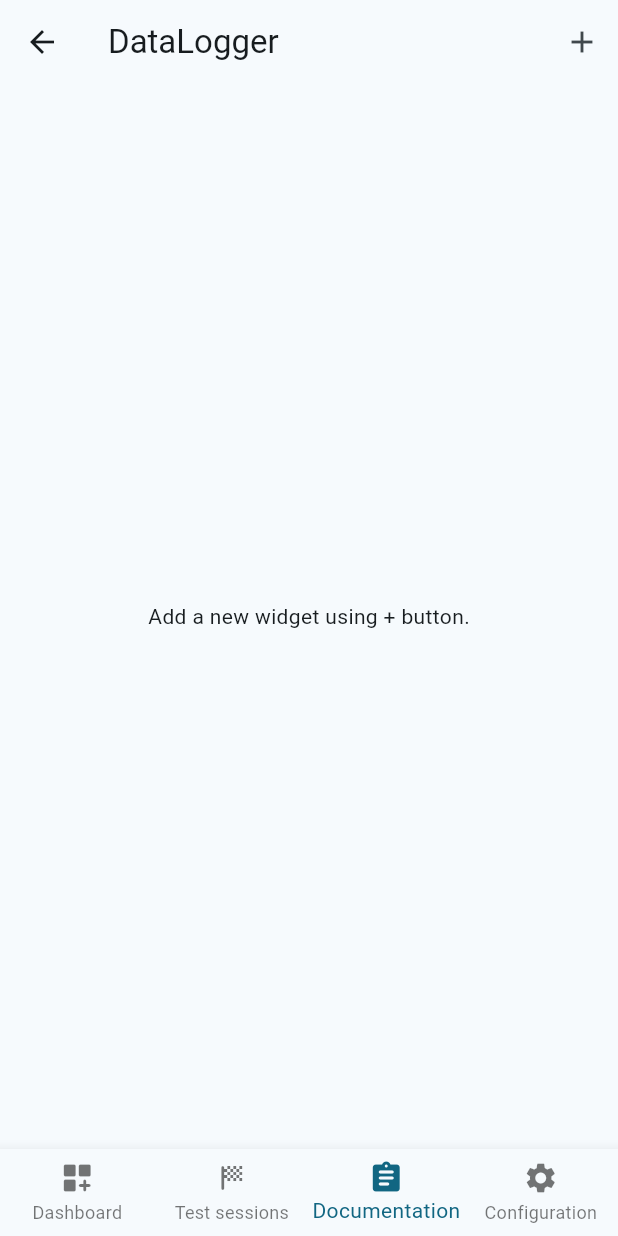
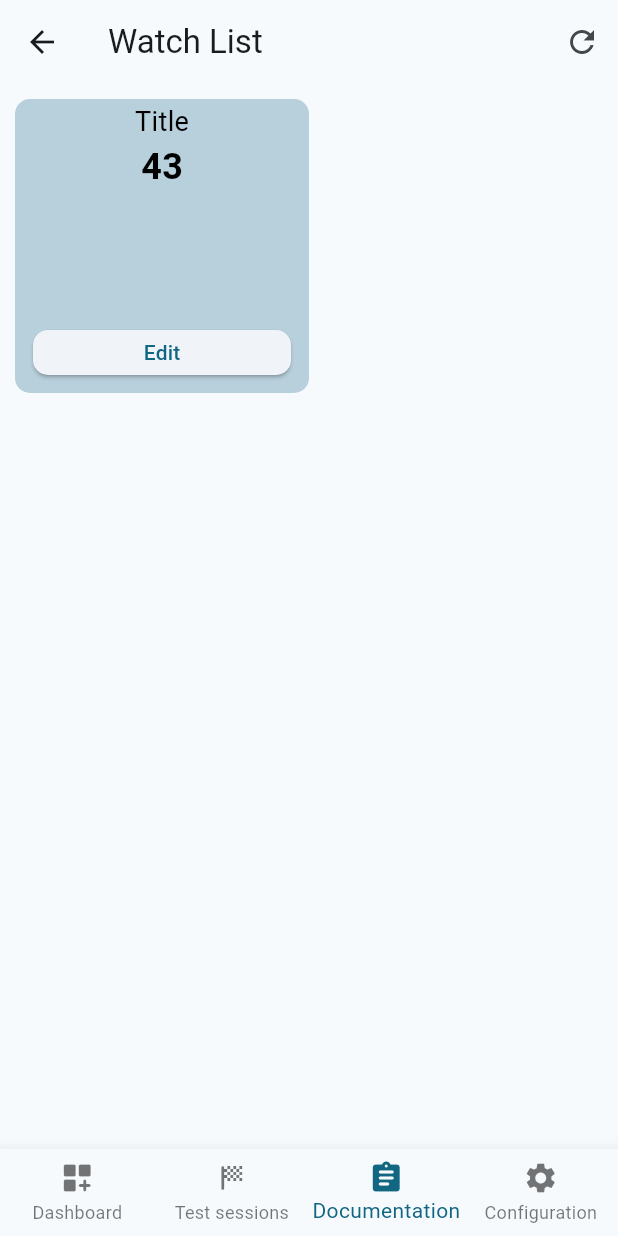
Before and after one commit to SaeedAllGray/RaceTracer, a Flutter app: the HomePage screen opened by its route, item 3 of the bottom bar chosen, on a phone screen of 412 x 824 dp. Run offline on Flutter 3.47's test engine with Material 3 defaults, Android fonts, the phone set to English and light mode, and no system bars; our stand-ins replace action_slider, bloc, cached_network_image, dio, equatable, flutter_bloc and 5 more; missing offline and left inert: flutter_appauth, json_view, vania, webview_flutter_android, webview_flutter_wkwebview; accounts and stored records are empty; generated files the repository leaves out were written again; network calls fail; project files that could hold a hidden picture were left out.

Commit message:
Added watchlist page.

```diff
--- a/App/racetracer/lib/src/localization/app_en.arb
+++ b/App/racetracer/lib/src/localization/app_en.arb
@@ -11,6 +11,8 @@
   "topics": "Topics",
   "nodes": "Nodes",
   "more": "more",
+  "edit":"Edit",
+  "done":"Done",
   "publishing": "Publishing",
   "subscribing": "Subscribing",
   "record": "Record",
@@ -51,6 +53,8 @@
   "view_changes_on_gitlab": "View changes on GitLab",
   "update_documentation": "Update Documentation",
   "search": "Search",
-  "signout":"Sign Out"
+  "signout":"Sign Out",
+  "refresh":"refresh",
+  "watchList":"Watch List"
 
 }
--- a/App/racetracer/lib/src/presentation/constants/colors.dart
+++ b/App/racetracer/lib/src/presentation/constants/colors.dart
@@ -8,7 +8,6 @@ class AppColors {
   static const Color primaryPale = Color.fromRGBO(255, 9, 29, 1);
   static const Color white = Colors.white;
   static const Color scaffoldBackgroundColor = Color.fromRGBO(240, 240, 240, 1);
-  static const Color blueGrey = Colors.blueGrey;
   static const Color lightGrey = Color.fromRGBO(215, 215, 215, 1);
   static const Color warning = Colors.redAccent;
   static const Color newChanges = Colors.lightGreen;
--- a/App/racetracer/lib/src/presentation/constants/fonts.dart
+++ b/App/racetracer/lib/src/presentation/constants/fonts.dart
@@ -61,7 +61,7 @@ class FontStyles {
     fontWeight: FontWeight.w500,
   );
   static const GRAY_MEDIUM_16 = TextStyle(
-    color: AppColors.blueGrey,
+    color: AppColors.primary,
     fontSize: 16.0,
     fontWeight: FontWeight.w500,
   );
--- a/App/racetracer/lib/src/presentation/features/test_session/commit_detail_page.dart
+++ b/App/racetracer/lib/src/presentation/features/test_session/commit_detail_page.dart
@@ -227,7 +227,7 @@ class _CommitDetailPageState extends State<CommitDetailPage> {
                               focusedBorder: OutlineInputBorder(
                                 borderRadius: BorderRadius.circular(15),
                                 borderSide: const BorderSide(
-                                  color: AppColors.blueGrey,
+                                  color: AppColors.primary,
                                 ),
                               ),
                               enabledBorder: OutlineInputBorder(
--- a/App/racetracer/lib/src/presentation/features/test_session/new_test_session_page.dart
+++ b/App/racetracer/lib/src/presentation/features/test_session/new_test_session_page.dart
@@ -108,7 +108,7 @@ class _NewTestSessionPageState extends State<NewTestSessionPage> {
                               focusedBorder: OutlineInputBorder(
                                 borderRadius: BorderRadius.circular(10),
                                 borderSide: const BorderSide(
-                                  color: AppColors.blueGrey,
+                                  color: AppColors.primary,
                                 ),
                               ),
                               enabledBorder: OutlineInputBorder(
--- a/App/racetracer/lib/src/presentation/features/topic/widgets/topic_message_bottom_sheet.dart
+++ b/App/racetracer/lib/src/presentation/features/topic/widgets/topic_message_bottom_sheet.dart
@@ -1,3 +1,5 @@
+import 'dart:developer';
+
 import 'package:flutter/foundation.dart';
 import 'package:flutter/material.dart';
 import 'package:flutter_bloc/flutter_bloc.dart';
@@ -42,6 +44,8 @@ class TopicMessageBottomSheet extends StatelessWidget {
                   child: BlocBuilder<RosTopicBloc, RosTopicState>(
                       builder: (context, state) {
                     if (state is RosTopicMessageFetched) {
+                      log(state.message.toString());
+                      log("state.message.toString()");
                       return JsonConfig(
                           data: JsonConfigData(
                               style: const JsonStyleScheme(
--- /dev/null
+++ b/App/racetracer/lib/src/presentation/features/watchlist/watchlist_page.dart
@@ -0,0 +1,36 @@
+import 'package:flutter/foundation.dart';
+import 'package:flutter/material.dart';
+import 'package:flutter/widgets.dart';
+import 'package:racetracer/src/presentation/features/watchlist/widgets/value_widget.dart';
+import 'package:flutter_gen/gen_l10n/app_localizations.dart';
+
+class WatchlistPage extends StatefulWidget {
+  const WatchlistPage({super.key});
+
+  @override
+  State<WatchlistPage> createState() => _WatchlistPageState();
+}
+
+class _WatchlistPageState extends State<WatchlistPage> {
+  @override
+  Widget build(BuildContext context) {
+    return Scaffold(
+      appBar: AppBar(
+        title: Text(AppLocalizations.of(context)!.watchList),
+        actions: [
+          IconButton(onPressed: () {}, icon: const Icon(Icons.refresh))
+        ],
+      ),
+      body: SingleChildScrollView(
+        padding: const EdgeInsets.all(10),
+        child: SizedBox(
+          height: MediaQuery.of(context).size.height,
+          child: GridView.count(
+            crossAxisCount: 2,
+            children: [ValueWidget()],
+          ),
+        ),
+      ),
+    );
+  }
+}
--- /dev/null
+++ b/App/racetracer/lib/src/presentation/features/watchlist/widgets/value_widget.dart
@@ -0,0 +1,51 @@
+import 'package:flutter/foundation.dart';
+import 'package:flutter/material.dart';
+import 'package:flutter/widgets.dart';
+import 'package:racetracer/src/presentation/constants/colors.dart';
+import 'package:racetracer/src/presentation/constants/fonts.dart';
+import 'package:racetracer/src/presentation/features/watchlist/widgets/edit_value_bottom_sheet.dart';
+import 'package:racetracer/src/presentation/widgets/stretched_button.dart';
+import 'package:flutter_gen/gen_l10n/app_localizations.dart';
+
+class ValueWidget extends StatelessWidget {
+  const ValueWidget({super.key});
+
+  @override
+  Widget build(BuildContext context) {
+    return Hero(
+      tag: 'test',
+      child: Container(
+        decoration: BoxDecoration(
+          color: AppColors.bubble,
+          borderRadius: BorderRadius.circular(10),
+        ),
+        padding: const EdgeInsets.all(2),
+        child: Column(
+          children: [
+            const Text(
+              'Title',
+              style: FontStyles.BLACK_REGULAR_18,
+            ),
+            const Text(
+              '43',
+              style: FontStyles.BLACK_BOLD_24,
+            ),
+            const Spacer(),
+            SizedBox(
+              height: 50,
+              child: StretchedButton(
+                onPressed: () => showModalBottomSheet<void>(
+                    isScrollControlled: true,
+                    context: context,
+                    builder: (BuildContext context) {
+                      return const EditValueBottomSheet();
+                    }),
+                child: Text(AppLocalizations.of(context)!.edit),
+              ),
+            ),
+          ],
+        ),
+      ),
+    );
+  }
+}
--- a/App/racetracer/lib/src/presentation/home/home_page.dart
+++ b/App/racetracer/lib/src/presentation/home/home_page.dart
@@ -7,6 +7,7 @@ import 'package:racetracer/src/presentation/features/dashboard/widgets/dashboard
 import 'package:racetracer/src/presentation/features/documentation/documentation_page.dart';
 import 'package:racetracer/src/presentation/features/embed/embed_page.dart';
 import 'package:racetracer/src/presentation/features/test_session/test_sessions_page.dart';
+import 'package:racetracer/src/presentation/features/watchlist/watchlist_page.dart';
 
 class HomePage extends StatefulWidget {
   static const routeName = '/home';
@@ -68,9 +69,9 @@ class _HomePageState extends State<HomePage> {
   List<Widget> getTabs() => <Widget>[
         const DashboardPage(),
         const TestSessionsPage(),
-        const EmbedPage(),
-        const ConfigPage()
-        // const WebViewLogger()
+        const WatchlistPage(),
+        // const ConfigPage()
+        const WebViewLogger()
         // const DocumentationPage(),
       ];
 }
--- a/App/racetracer/lib/src/presentation/routers/app_router.dart
+++ b/App/racetracer/lib/src/presentation/routers/app_router.dart
@@ -111,6 +111,7 @@ class AppRouter {
             return const ConfigPage();
           },
         );
+
       default:
         return MaterialPageRoute<void>(
           settings: routeSettings,
--- a/App/racetracer/pubspec.yaml
+++ b/App/racetracer/pubspec.yaml
@@ -22,6 +22,7 @@ dependencies:
   flutter_localizations:
     sdk: flutter
   flutter_markdown: ^0.7.3
+  flip_card: ^0.7.0
   intl: ^0.19.0
   flutter_secure_storage: ^4.2.1
   json_annotation: ^4.9.0
```
Also changed, not shown: App/racetracer/lib/src/presentation/features/watchlist/widgets/edit_value_bottom_sheet.dart (added, +37 -0 lines), App/racetracer/pubspec.lock.
